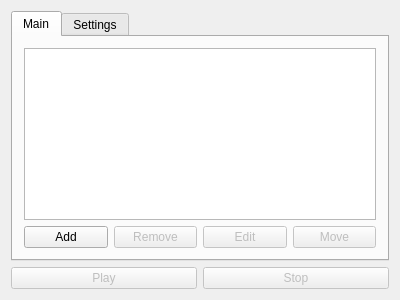
The window that mainwindow.ui (FaceyComputers/Facey-Music-Player-2) describes before a commit, drawn with Qt 5.
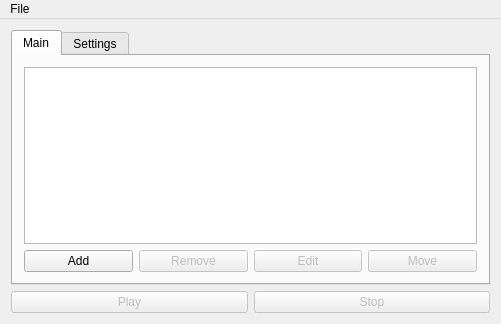
The same window after the commit. The open tabs and pages were chosen to show the change.

```diff
--- a/mainwindow.ui
+++ b/mainwindow.ui
@@ -6,8 +6,8 @@
    <rect>
     <x>0</x>
     <y>0</y>
-    <width>400</width>
-    <height>300</height>
+    <width>501</width>
+    <height>324</height>
    </rect>
   </property>
   <property name="windowTitle">
@@ -151,10 +151,18 @@
     <rect>
      <x>0</x>
      <y>0</y>
-     <width>400</width>
+     <width>501</width>
      <height>21</height>
     </rect>
    </property>
+   <widget class="QMenu" name="menuFile">
+    <property name="title">
+     <string>File</string>
+    </property>
+    <addaction name="actionSave"/>
+    <addaction name="actionOpen"/>
+   </widget>
+   <addaction name="menuFile"/>
   </widget>
  </widget>
  <layoutdefault spacing="6" margin="11"/>
```
Left out of the diff: 12 changed lines with no effect on the pictures.
